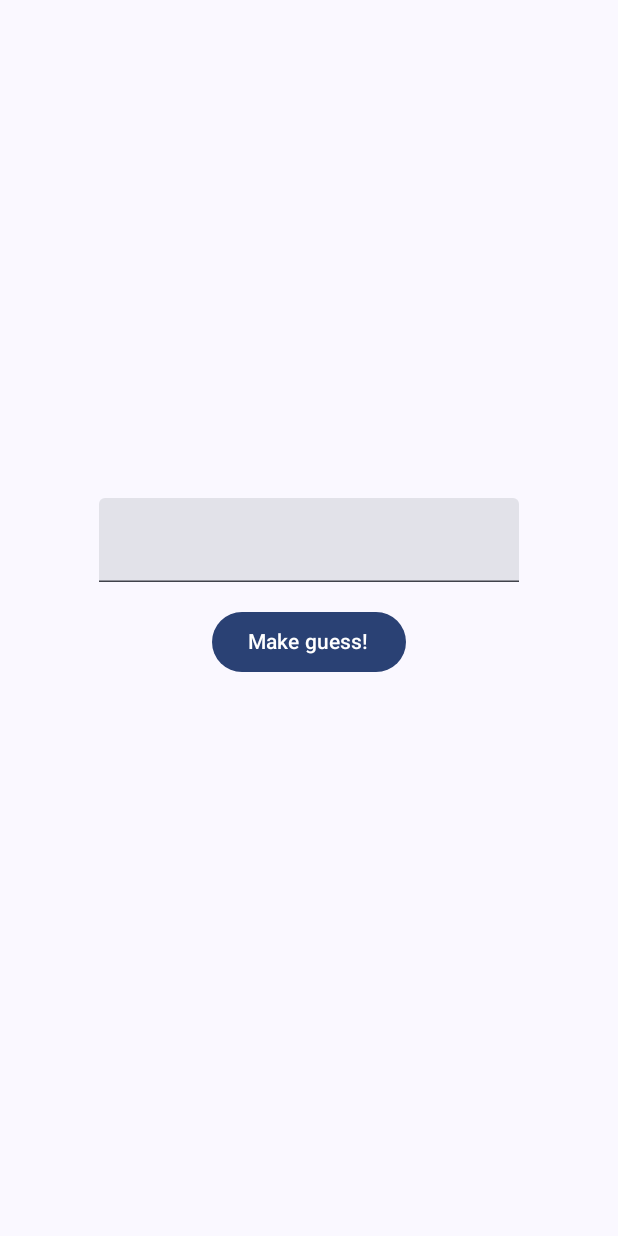
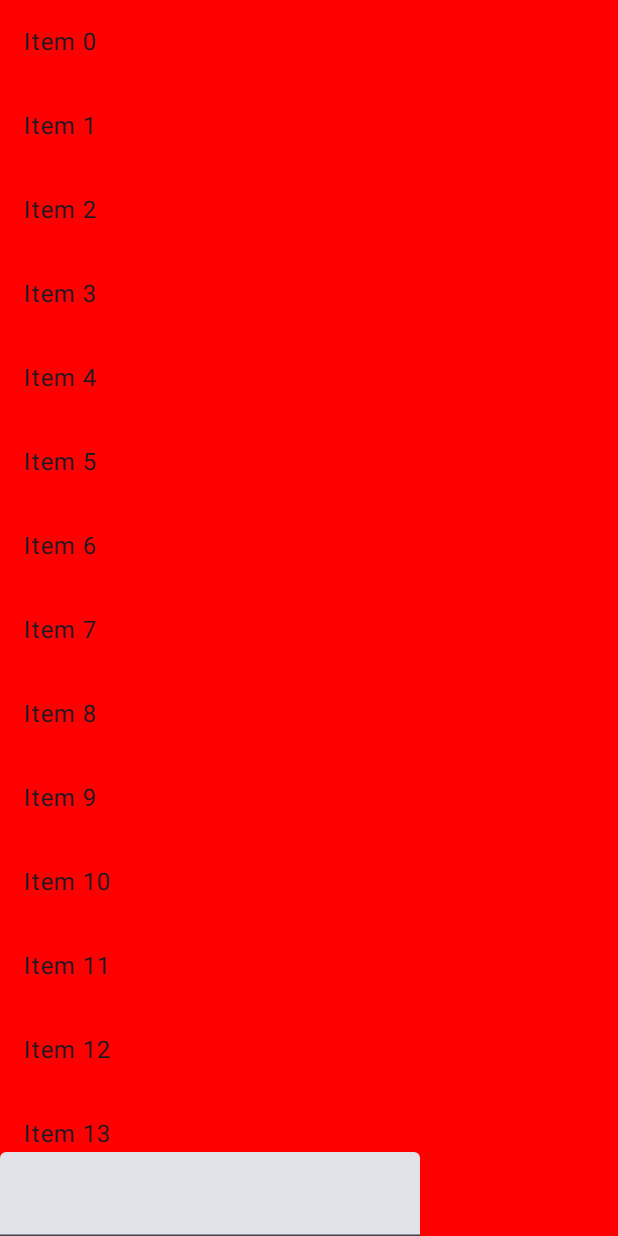
Before and after one commit to alejaacevedo02/compose-masterclass-practice, an Android app built with Jetpack Compose: the screen it shows after launch (MainActivity), on a phone screen of 412 x 824 dp. Run offline under Robolectric (Android 15) with nearby library versions, the phone set to English and light mode, and no system bars.

Commit message:
feat: spacing modifier, windowInsets and specific safeContent SafeGestures SafeDrawing modifiers

```diff
--- a/app/src/main/java/com/example/composemasterclass/MainActivity.kt
+++ b/app/src/main/java/com/example/composemasterclass/MainActivity.kt
@@ -4,14 +4,22 @@ import android.os.Bundle
 import androidx.activity.ComponentActivity
 import androidx.activity.compose.setContent
 import androidx.activity.enableEdgeToEdge
+import androidx.compose.foundation.layout.WindowInsets
+import androidx.compose.foundation.layout.consumeWindowInsets
 import androidx.compose.foundation.layout.fillMaxSize
+import androidx.compose.foundation.layout.navigationBarsPadding
 import androidx.compose.foundation.layout.padding
+import androidx.compose.foundation.layout.safeDrawingPadding
+import androidx.compose.foundation.layout.safeGestures
+import androidx.compose.foundation.layout.safeGesturesPadding
+import androidx.compose.foundation.layout.statusBarsPadding
 import androidx.compose.material3.Scaffold
 import androidx.compose.material3.Text
 import androidx.compose.runtime.Composable
 import androidx.compose.ui.Modifier
 import androidx.compose.ui.tooling.preview.Preview
 import com.example.composemasterclass.basic_layout.HotelBookingScreen
+import com.example.composemasterclass.basic_modifiers.SpacingModifierDemo
 import com.example.composemasterclass.state_management.number_guess.NumberGuessScreenRoot
 import com.example.composemasterclass.ui.theme.ComposemasterclassTheme
 
@@ -21,8 +29,15 @@ class MainActivity : ComponentActivity() {
         enableEdgeToEdge()
         setContent {
             ComposemasterclassTheme {
-                Scaffold(modifier = Modifier.fillMaxSize()) { innerPadding ->
-                    NumberGuessScreenRoot(modifier = Modifier.padding(innerPadding))
+                Scaffold(modifier = Modifier.fillMaxSize(),
+                    contentWindowInsets = WindowInsets.safeGestures
+                ) { innerPadding ->
+                    SpacingModifierDemo(
+                        modifier = Modifier
+                            .padding(innerPadding)
+                            .consumeWindowInsets(innerPadding)
+                    )
+                    //NumberGuessScreenRoot(modifier = Modifier.padding(innerPadding))
                 }
             }
         }
--- /dev/null
+++ b/app/src/main/java/com/example/composemasterclass/basic_modifiers/SpacingModifierDemo.kt
@@ -0,0 +1,58 @@
+package com.example.composemasterclass.basic_modifiers
+
+import androidx.compose.foundation.background
+import androidx.compose.foundation.layout.Column
+import androidx.compose.foundation.layout.ExperimentalLayoutApi
+import androidx.compose.foundation.layout.fillMaxSize
+import androidx.compose.foundation.layout.fillMaxWidth
+import androidx.compose.foundation.layout.imeNestedScroll
+import androidx.compose.foundation.layout.imePadding
+import androidx.compose.foundation.layout.padding
+import androidx.compose.foundation.lazy.LazyColumn
+import androidx.compose.material3.Text
+import androidx.compose.material3.TextField
+import androidx.compose.runtime.Composable
+import androidx.compose.ui.Modifier
+import androidx.compose.ui.graphics.Color
+import androidx.compose.ui.tooling.preview.Preview
+import androidx.compose.ui.unit.dp
+import com.example.composemasterclass.ui.theme.ComposemasterclassTheme
+
+@OptIn(ExperimentalLayoutApi::class)
+@Composable
+fun SpacingModifierDemo(modifier: Modifier = Modifier) {
+    Column(
+        modifier = modifier
+            .background(Color.Red)
+            .fillMaxSize()
+    ) {
+        LazyColumn(
+            modifier = Modifier
+                .fillMaxWidth()
+                .weight(1f)
+                .imeNestedScroll(),
+        ) {
+            items(100) {
+                Text(
+                    text = "Item $it",
+                    modifier = Modifier
+                        .fillMaxWidth()
+                        .padding(16.dp)
+                )
+            }
+        }
+        TextField(
+            value = "",
+            onValueChange = {},
+            modifier = Modifier.imePadding()
+        )
+    }
+}
+
+@Preview(showBackground = true)
+@Composable
+internal fun SpacingModifierDemoPreview() {
+    ComposemasterclassTheme {
+        SpacingModifierDemo()
+    }
+}
```
